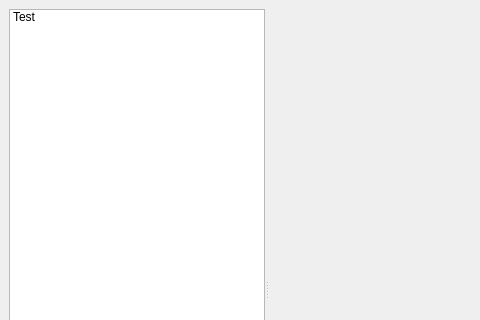
Qt form mainwindow.ui (embeddedmz/QTableViewAdjustPolicyNotWorkingProperly) before a commit; both pictures show x 0 to 480 and y 0 to 320 of the 800 by 600 pixel window.
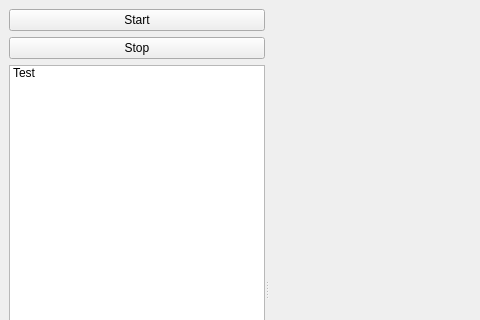
The same form after that commit. Custom widgets are drawn as their Qt base class.

The edit to the form file:
```diff
--- a/mainwindow.ui
+++ b/mainwindow.ui
@@ -34,6 +34,20 @@
         </size>
        </property>
        <layout class="QVBoxLayout" name="verticalLayout">
+        <item>
+         <widget class="QPushButton" name="Start">
+          <property name="text">
+           <string>Start</string>
+          </property>
+         </widget>
+        </item>
+        <item>
+         <widget class="QPushButton" name="Stop">
+          <property name="text">
+           <string>Stop</string>
+          </property>
+         </widget>
+        </item>
         <item>
          <widget class="QListWidget" name="listWidget">
           <property name="sizePolicy">
```
Left out of the diff: 2 changed lines with no effect on the pictures.
